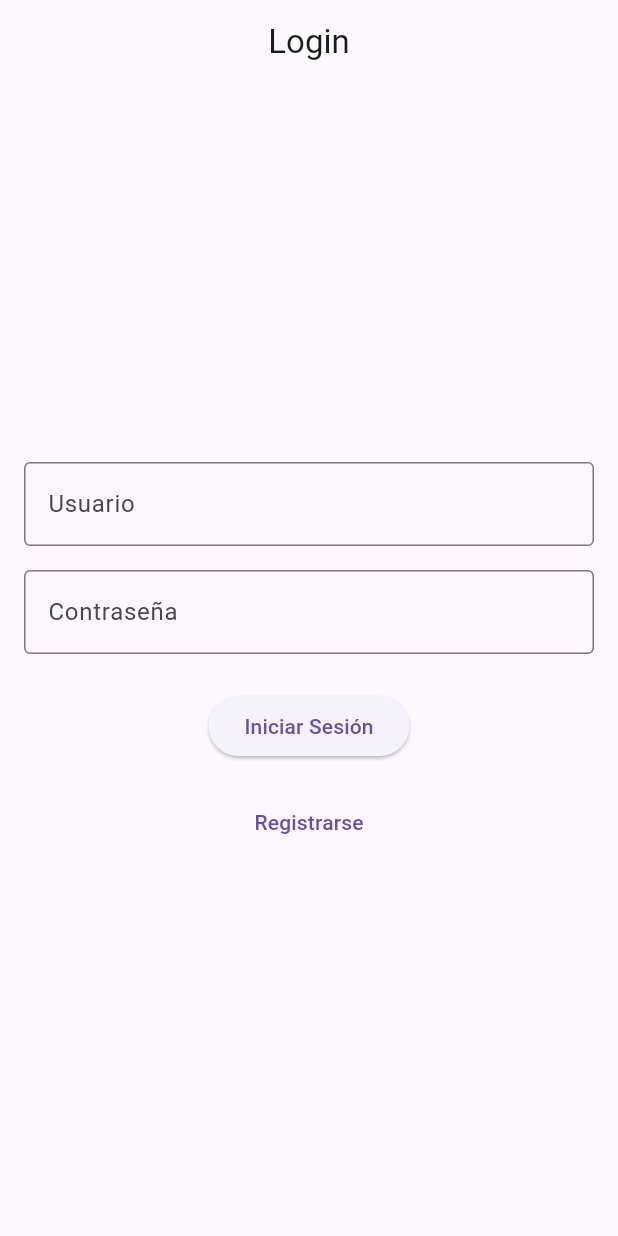
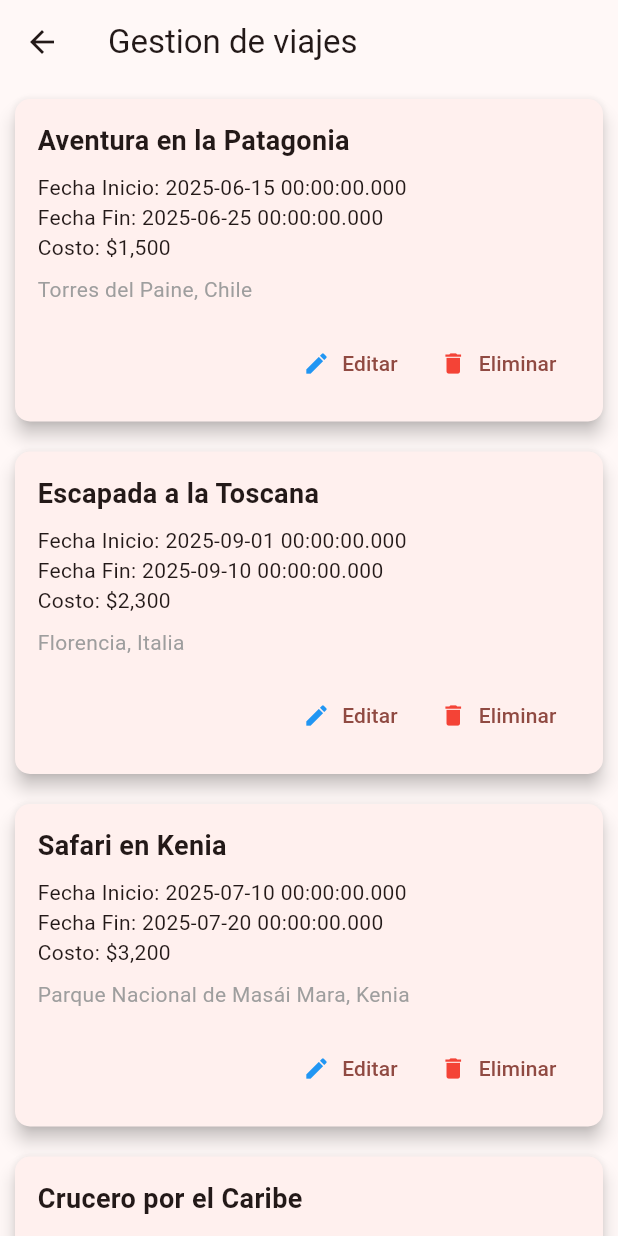
Before and after one commit to mbendayan/AppViajes, a Flutter app: the screen it shows after launch, after a tap on "Iniciar Sesión", on a phone screen of 412 x 824 dp. Run offline on Flutter 3.47's test engine with Material 3 defaults, Android fonts, the phone set to English and light mode, and no system bars; our stand-ins replace flutter_riverpod, go_router.

Commit message:
feature/agregeVerViajes

```diff
--- a/app_viajes/lib/config/router/app_router.dart
+++ b/app_viajes/lib/config/router/app_router.dart
@@ -1,3 +1,4 @@
+import 'package:app_viajes/home/presentation/screens/get_travels_screen.dart';
 import 'package:app_viajes/home/presentation/screens/register.dart';
 import 'package:go_router/go_router.dart';
 import 'package:app_viajes/home/presentation/screens/home_screen.dart';
@@ -15,5 +16,15 @@ final appRouter = GoRouter(
       path: '/registro',
       builder: (context, state) => RegisterScreen(),
     ),
+    GoRoute(
+      name: GetTravelsScreen.name,
+      path: '/home',
+      builder: (context, state) => GetTravelsScreen(),
+    ),
+    GoRoute(
+      name: 'verViaje',
+      path: '/viaje',
+      builder: (context, state) => HomeScreen(),
+    ),
   ],
 );
--- /dev/null
+++ b/app_viajes/lib/home/presentation/screens/get_travels_screen.dart
@@ -0,0 +1,89 @@
+import 'package:app_viajes/models/travelMenuItem.dart';
+import 'package:flutter/material.dart';
+import 'package:go_router/go_router.dart';
+
+class GetTravelsScreen extends StatelessWidget {
+  static const name = 'home_screen';
+  final scafoldKey = GlobalKey<ScaffoldState>();
+
+  GetTravelsScreen({super.key});
+
+  @override
+  Widget build(BuildContext context) {
+    return Scaffold(
+      key: scafoldKey,
+      appBar: AppBar(title: const Text('Gestion de viajes')),
+      body: const _HomeView(),
+    );
+  }
+}
+
+class _HomeView extends StatelessWidget {
+  const _HomeView();
+
+  @override
+  Widget build(BuildContext context) {
+    var items = travelMenuItems;
+
+    return ListView.builder(
+      itemCount: items.length,
+      itemBuilder: (BuildContext context, int index) {
+        final item = items[index];
+        return _CustomListTile(item: item);
+      },
+    );
+  }
+}
+
+class _CustomListTile extends StatelessWidget {
+  final TravelMenuItem item;
+
+  const _CustomListTile({required this.item});
+
+  @override
+  Widget build(BuildContext context) {
+    return Card(
+      margin: const EdgeInsets.all(10.0),
+      shape: RoundedRectangleBorder(borderRadius: BorderRadius.circular(10.0)),
+      elevation: 5,
+      child: Padding(
+        padding: const EdgeInsets.all(15.0),
+        child: Column(
+          crossAxisAlignment: CrossAxisAlignment.start,
+          children: [
+            Text(
+              item.title,
+              style: const TextStyle(fontSize: 18, fontWeight: FontWeight.bold),
+            ),
+            const SizedBox(height: 8),
+            Text("Fecha Inicio: ${(item.dateStart)}"),
+            Text("Fecha Fin: ${(item.dateEnd)}"),
+            Text("Costo: ${item.price}"),
+            const SizedBox(height: 8),
+            Text(item.destination, style: const TextStyle(color: Colors.grey)),
+            const SizedBox(height: 15),
+            Row(
+              mainAxisAlignment: MainAxisAlignment.end,
+              children: [
+                TextButton.icon(
+                  onPressed: () {
+                    context.pushNamed("/viaje", extra: "hola");
+                  },
+                  icon: const Icon(Icons.edit, color: Colors.blue),
+                  label: const Text("Editar"),
+                ),
+                TextButton.icon(
+                  onPressed: () {
+                    // Acción para eliminar
+                  },
+                  icon: const Icon(Icons.delete, color: Colors.red),
+                  label: const Text("Eliminar"),
+                ),
+              ],
+            ),
+          ],
+        ),
+      ),
+    );
+  }
+}
--- a/app_viajes/lib/home/presentation/screens/home_screen.dart
+++ b/app_viajes/lib/home/presentation/screens/home_screen.dart
@@ -49,6 +49,7 @@ class LoginScreen extends StatelessWidget {
                 final username = _usernameController.text;
                 final password = _passwordController.text;
                 print('Usuario: $username, Contraseña: $password');
+                context.push("/home");
               },
               child: Text('Iniciar Sesión'),
             ),
--- /dev/null
+++ b/app_viajes/lib/models/travelMenuItem.dart
@@ -0,0 +1,60 @@
+class TravelMenuItem {
+  final String title;
+  final String destination;
+  final DateTime dateStart;
+  final DateTime dateEnd;
+  final String price;
+
+  const TravelMenuItem({
+    required this.title,
+    required this.destination,
+    required this.dateStart,
+    required this.dateEnd,
+    required this.price,
+  });
+}
+
+final List<TravelMenuItem> travelMenuItems = [
+  TravelMenuItem(
+    title: "Aventura en la Patagonia",
+    destination: "Torres del Paine, Chile",
+    dateStart: DateTime(2025, 6, 15),
+    dateEnd: DateTime(2025, 6, 25),
+    price: "\$1,500",
+  ),
+  TravelMenuItem(
+    title: "Escapada a la Toscana",
+    destination: "Florencia, Italia",
+    dateStart: DateTime(2025, 9, 1),
+    dateEnd: DateTime(2025, 9, 10),
+    price: "\$2,300",
+  ),
+  TravelMenuItem(
+    title: "Safari en Kenia",
+    destination: "Parque Nacional de Masái Mara, Kenia",
+    dateStart: DateTime(2025, 7, 10),
+    dateEnd: DateTime(2025, 7, 20),
+    price: "\$3,200",
+  ),
+  TravelMenuItem(
+    title: "Crucero por el Caribe",
+    destination: "Bahamas y Jamaica",
+    dateStart: DateTime(2025, 8, 5),
+    dateEnd: DateTime(2025, 8, 12),
+    price: "\$2,000",
+  ),
+  TravelMenuItem(
+    title: "Descubre Japón",
+    destination: "Tokio y Kioto, Japón",
+    dateStart: DateTime(2025, 10, 1),
+    dateEnd: DateTime(2025, 10, 15),
+    price: "\$4,500",
+  ),
+  TravelMenuItem(
+    title: "Relax en Maldivas",
+    destination: "Islas Maldivas",
+    dateStart: DateTime(2025, 12, 20),
+    dateEnd: DateTime(2025, 12, 30),
+    price: "\$5,000",
+  ),
+];
```
